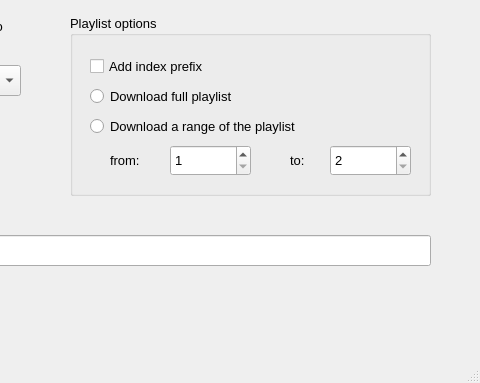
Above: main_window.ui from osamamuhammad3623/yt-dlp-UI before the change; both pictures show x 320 to 800 and y 235 to 618 of the 800 by 618 pixel window. Below: the same form after it.
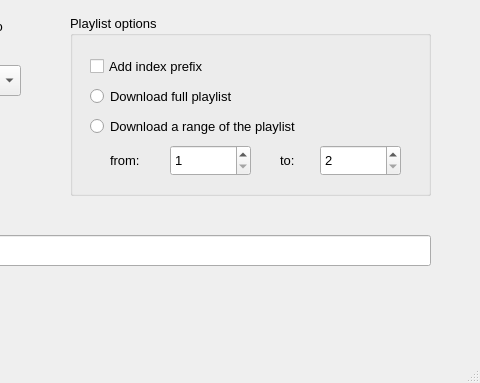
That is the form after the change.

```diff
--- a/main_window.ui
+++ b/main_window.ui
@@ -18,14 +18,14 @@
   </property>
   <property name="minimumSize">
    <size>
-    <width>10</width>
-    <height>10</height>
+    <width>800</width>
+    <height>618</height>
    </size>
   </property>
   <property name="maximumSize">
    <size>
-    <width>100000</width>
-    <height>100000</height>
+    <width>800</width>
+    <height>618</height>
    </size>
   </property>
   <property name="font">
@@ -300,7 +300,7 @@
     <widget class="QLabel" name="label_6">
      <property name="geometry">
       <rect>
-       <x>220</x>
+       <x>210</x>
        <y>130</y>
        <width>81</width>
        <height>31</height>
@@ -313,7 +313,7 @@
     <widget class="QSpinBox" name="to_index">
      <property name="geometry">
       <rect>
-       <x>260</x>
+       <x>250</x>
        <y>130</y>
        <width>81</width>
        <height>31</height>
```
